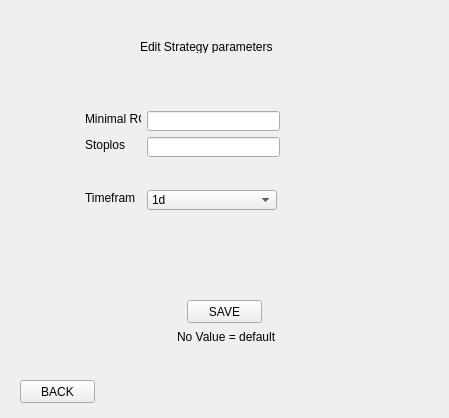
The window that freqtrade/GUI/editstrategy.ui (Sypers/SeniorProject) describes before a commit, drawn with Qt 5.
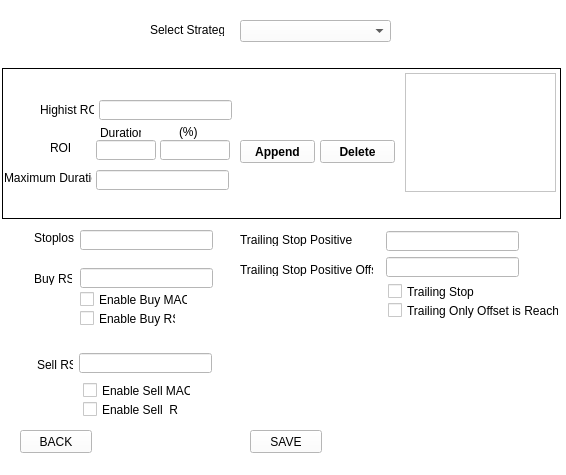
The same window after the commit.

Commit message: Change Edit Strategy to Customize Strategy and nearly Completed , Added multiple Exception Handler(Creating own Exceptions )  , Change The Main Window added (Customize Strategy , about Us, etc...)  ,

Diff of the .ui file:
```diff
--- a/freqtrade/GUI/editstrategy.ui
+++ b/freqtrade/GUI/editstrategy.ui
@@ -6,120 +6,55 @@
    <rect>
     <x>0</x>
     <y>0</y>
-    <width>449</width>
-    <height>418</height>
+    <width>566</width>
+    <height>475</height>
    </rect>
   </property>
+  <property name="mouseTracking">
+   <bool>false</bool>
+  </property>
   <property name="windowTitle">
-   <string>Edit Strategy Parameters</string>
+   <string>Customization Strategy</string>
+  </property>
+  <property name="styleSheet">
+   <string notr="true">background-color: rgb(255, 255, 255);</string>
   </property>
   <widget class="QWidget" name="centralwidget">
-   <widget class="QLabel" name="label">
-    <property name="geometry">
-     <rect>
-      <x>140</x>
-      <y>40</y>
-      <width>140</width>
-      <height>13</height>
-     </rect>
-    </property>
-    <property name="text">
-     <string>Edit Strategy parameters</string>
-    </property>
-   </widget>
-   <widget class="QLabel" name="label_2">
-    <property name="geometry">
-     <rect>
-      <x>177</x>
-      <y>330</y>
-      <width>110</width>
-      <height>13</height>
-     </rect>
-    </property>
-    <property name="text">
-     <string>No Value = default</string>
-    </property>
-   </widget>
-   <widget class="QLabel" name="label_3">
-    <property name="geometry">
-     <rect>
-      <x>85</x>
-      <y>111</y>
-      <width>56</width>
-      <height>16</height>
-     </rect>
-    </property>
-    <property name="text">
-     <string>Minimal ROI</string>
-    </property>
-   </widget>
    <widget class="QLabel" name="label_4">
     <property name="geometry">
      <rect>
-      <x>85</x>
-      <y>137</y>
-      <width>40</width>
+      <x>40</x>
+      <y>102</y>
+      <width>54</width>
       <height>16</height>
      </rect>
     </property>
     <property name="text">
-     <string>Stoploss</string>
+     <string>Highist ROI</string>
     </property>
-   </widget>
-   <widget class="QLabel" name="label_5">
-    <property name="geometry">
-     <rect>
-      <x>85</x>
-      <y>190</y>
-      <width>50</width>
-      <height>16</height>
-     </rect>
+    <property name="buddy">
+     <cstring>hroi</cstring>
     </property>
-    <property name="text">
-     <string>Timeframe</string>
-    </property>
    </widget>
-   <widget class="QLineEdit" name="lineEdit">
+   <widget class="QLineEdit" name="hroi">
     <property name="geometry">
      <rect>
-      <x>147</x>
-      <y>111</y>
+      <x>99</x>
+      <y>100</y>
       <width>133</width>
       <height>20</height>
      </rect>
     </property>
-   </widget>
-   <widget class="QLineEdit" name="lineEdit_2">
-    <property name="geometry">
-     <rect>
-      <x>147</x>
-      <y>137</y>
-      <width>133</width>
-      <height>20</height>
-     </rect>
+    <property name="toolTip">
+     <string>&lt;html&gt;&lt;head/&gt;&lt;body&gt;&lt;p&gt;highest investment return to be sold immediately&lt;/p&gt;&lt;/body&gt;&lt;/html&gt;</string>
     </property>
    </widget>
-   <widget class="QComboBox" name="comboBox">
-    <property name="geometry">
-     <rect>
-      <x>147</x>
-      <y>190</y>
-      <width>130</width>
-      <height>20</height>
-     </rect>
-    </property>
-    <item>
-     <property name="text">
-      <string>1d</string>
-     </property>
-    </item>
-   </widget>
    <widget class="QPushButton" name="save">
     <property name="geometry">
      <rect>
-      <x>187</x>
-      <y>300</y>
-      <width>75</width>
+      <x>250</x>
+      <y>430</y>
+      <width>72</width>
       <height>23</height>
      </rect>
     </property>
@@ -131,8 +66,8 @@
     <property name="geometry">
      <rect>
       <x>20</x>
-      <y>380</y>
-      <width>75</width>
+      <y>430</y>
+      <width>72</width>
       <height>23</height>
      </rect>
     </property>
@@ -140,6 +75,447 @@
      <string>BACK</string>
     </property>
    </widget>
+   <widget class="QComboBox" name="combostr">
+    <property name="geometry">
+     <rect>
+      <x>240</x>
+      <y>20</y>
+      <width>151</width>
+      <height>22</height>
+     </rect>
+    </property>
+   </widget>
+   <widget class="QLabel" name="label_6">
+    <property name="geometry">
+     <rect>
+      <x>150</x>
+      <y>23</y>
+      <width>74</width>
+      <height>13</height>
+     </rect>
+    </property>
+    <property name="text">
+     <string>Select Strategy</string>
+    </property>
+   </widget>
+   <widget class="QLineEdit" name="droi">
+    <property name="geometry">
+     <rect>
+      <x>96</x>
+      <y>140</y>
+      <width>60</width>
+      <height>20</height>
+     </rect>
+    </property>
+   </widget>
+   <widget class="QLabel" name="label_5">
+    <property name="geometry">
+     <rect>
+      <x>50</x>
+      <y>140</y>
+      <width>40</width>
+      <height>16</height>
+     </rect>
+    </property>
+    <property name="text">
+     <string>ROI</string>
+    </property>
+    <property name="buddy">
+     <cstring>droi</cstring>
+    </property>
+   </widget>
+   <widget class="QLineEdit" name="proi">
+    <property name="geometry">
+     <rect>
+      <x>160</x>
+      <y>140</y>
+      <width>70</width>
+      <height>20</height>
+     </rect>
+    </property>
+   </widget>
+   <widget class="QLabel" name="label_7">
+    <property name="geometry">
+     <rect>
+      <x>100</x>
+      <y>126</y>
+      <width>41</width>
+      <height>13</height>
+     </rect>
+    </property>
+    <property name="text">
+     <string>Duration</string>
+    </property>
+    <property name="buddy">
+     <cstring>droi</cstring>
+    </property>
+   </widget>
+   <widget class="QLineEdit" name="lineEdit_5">
+    <property name="geometry">
+     <rect>
+      <x>386</x>
+      <y>257</y>
+      <width>133</width>
+      <height>20</height>
+     </rect>
+    </property>
+   </widget>
+   <widget class="QLabel" name="label_8">
+    <property name="geometry">
+     <rect>
+      <x>34</x>
+      <y>230</y>
+      <width>40</width>
+      <height>16</height>
+     </rect>
+    </property>
+    <property name="text">
+     <string>Stoploss</string>
+    </property>
+   </widget>
+   <widget class="QLineEdit" name="lineEdit_6">
+    <property name="geometry">
+     <rect>
+      <x>80</x>
+      <y>230</y>
+      <width>133</width>
+      <height>20</height>
+     </rect>
+    </property>
+   </widget>
+   <widget class="QLabel" name="label_9">
+    <property name="geometry">
+     <rect>
+      <x>4</x>
+      <y>170</y>
+      <width>88</width>
+      <height>16</height>
+     </rect>
+    </property>
+    <property name="text">
+     <string>Maximum Duration</string>
+    </property>
+    <property name="buddy">
+     <cstring>mroi</cstring>
+    </property>
+   </widget>
+   <widget class="QLineEdit" name="lineEdit_7">
+    <property name="geometry">
+     <rect>
+      <x>386</x>
+      <y>231</y>
+      <width>133</width>
+      <height>20</height>
+     </rect>
+    </property>
+   </widget>
+   <widget class="QLabel" name="label_10">
+    <property name="geometry">
+     <rect>
+      <x>240</x>
+      <y>233</y>
+      <width>133</width>
+      <height>13</height>
+     </rect>
+    </property>
+    <property name="text">
+     <string>Trailing Stop Positive</string>
+    </property>
+   </widget>
+   <widget class="QLineEdit" name="mroi">
+    <property name="geometry">
+     <rect>
+      <x>96</x>
+      <y>170</y>
+      <width>133</width>
+      <height>20</height>
+     </rect>
+    </property>
+    <property name="toolTip">
+     <string>&lt;html&gt;&lt;head/&gt;&lt;body&gt;&lt;p&gt;Max duration for 0% profit&lt;/p&gt;&lt;/body&gt;&lt;/html&gt;</string>
+    </property>
+   </widget>
+   <widget class="QLabel" name="label_11">
+    <property name="geometry">
+     <rect>
+      <x>240</x>
+      <y>263</y>
+      <width>133</width>
+      <height>13</height>
+     </rect>
+    </property>
+    <property name="text">
+     <string>Trailing Stop Positive Offset</string>
+    </property>
+   </widget>
+   <widget class="QLabel" name="label_20">
+    <property name="geometry">
+     <rect>
+      <x>179</x>
+      <y>124</y>
+      <width>40</width>
+      <height>16</height>
+     </rect>
+    </property>
+    <property name="text">
+     <string>(%)</string>
+    </property>
+    <property name="buddy">
+     <cstring>proi</cstring>
+    </property>
+   </widget>
+   <widget class="QPushButton" name="deleteroi">
+    <property name="geometry">
+     <rect>
+      <x>320</x>
+      <y>140</y>
+      <width>75</width>
+      <height>23</height>
+     </rect>
+    </property>
+    <property name="font">
+     <font>
+      <weight>75</weight>
+      <bold>true</bold>
+      <stylestrategy>PreferDefault</stylestrategy>
+     </font>
+    </property>
+    <property name="autoFillBackground">
+     <bool>false</bool>
+    </property>
+    <property name="text">
+     <string>Delete</string>
+    </property>
+   </widget>
+   <widget class="QPushButton" name="appendroi">
+    <property name="geometry">
+     <rect>
+      <x>240</x>
+      <y>140</y>
+      <width>75</width>
+      <height>23</height>
+     </rect>
+    </property>
+    <property name="font">
+     <font>
+      <weight>75</weight>
+      <italic>false</italic>
+      <bold>true</bold>
+     </font>
+    </property>
+    <property name="mouseTracking">
+     <bool>false</bool>
+    </property>
+    <property name="text">
+     <string>Append</string>
+    </property>
+   </widget>
+   <widget class="QListWidget" name="listroi">
+    <property name="geometry">
+     <rect>
+      <x>405</x>
+      <y>73</y>
+      <width>151</width>
+      <height>119</height>
+     </rect>
+    </property>
+   </widget>
+   <widget class="QLineEdit" name="lineEdit_15">
+    <property name="geometry">
+     <rect>
+      <x>80</x>
+      <y>268</y>
+      <width>133</width>
+      <height>20</height>
+     </rect>
+    </property>
+   </widget>
+   <widget class="QLabel" name="label_17">
+    <property name="geometry">
+     <rect>
+      <x>37</x>
+      <y>358</y>
+      <width>36</width>
+      <height>13</height>
+     </rect>
+    </property>
+    <property name="text">
+     <string>Sell RSI</string>
+    </property>
+   </widget>
+   <widget class="QLabel" name="label_18">
+    <property name="geometry">
+     <rect>
+      <x>34</x>
+      <y>272</y>
+      <width>38</width>
+      <height>13</height>
+     </rect>
+    </property>
+    <property name="text">
+     <string>Buy RSI</string>
+    </property>
+   </widget>
+   <widget class="QLineEdit" name="lineEdit_12">
+    <property name="geometry">
+     <rect>
+      <x>79</x>
+      <y>353</y>
+      <width>133</width>
+      <height>20</height>
+     </rect>
+    </property>
+   </widget>
+   <widget class="QLabel" name="errorR">
+    <property name="geometry">
+     <rect>
+      <x>5</x>
+      <y>193</y>
+      <width>554</width>
+      <height>20</height>
+     </rect>
+    </property>
+    <property name="styleSheet">
+     <string notr="true">font: 8pt &quot;MS Shell Dlg 2&quot;;color:red;</string>
+    </property>
+    <property name="text">
+     <string/>
+    </property>
+    <property name="alignment">
+     <set>Qt::AlignCenter</set>
+    </property>
+   </widget>
+   <widget class="QFrame" name="frame">
+    <property name="geometry">
+     <rect>
+      <x>2</x>
+      <y>68</y>
+      <width>559</width>
+      <height>151</height>
+     </rect>
+    </property>
+    <property name="styleSheet">
+     <string notr="true">border: solid; ;border-width:1px;border-color: rgb(0, 0, 0);</string>
+    </property>
+    <property name="frameShape">
+     <enum>QFrame::StyledPanel</enum>
+    </property>
+    <property name="frameShadow">
+     <enum>QFrame::Raised</enum>
+    </property>
+   </widget>
+   <widget class="QCheckBox" name="checkBox">
+    <property name="geometry">
+     <rect>
+      <x>80</x>
+      <y>291</y>
+      <width>108</width>
+      <height>17</height>
+     </rect>
+    </property>
+    <property name="text">
+     <string>Enable Buy MACD</string>
+    </property>
+   </widget>
+   <widget class="QCheckBox" name="checkBox_2">
+    <property name="geometry">
+     <rect>
+      <x>80</x>
+      <y>310</y>
+      <width>96</width>
+      <height>17</height>
+     </rect>
+    </property>
+    <property name="text">
+     <string>Enable Buy RSI</string>
+    </property>
+   </widget>
+   <widget class="QCheckBox" name="checkBox_3">
+    <property name="geometry">
+     <rect>
+      <x>83</x>
+      <y>401</y>
+      <width>96</width>
+      <height>17</height>
+     </rect>
+    </property>
+    <property name="text">
+     <string>Enable Sell  RSI</string>
+    </property>
+   </widget>
+   <widget class="QCheckBox" name="checkBox_4">
+    <property name="geometry">
+     <rect>
+      <x>83</x>
+      <y>382</y>
+      <width>108</width>
+      <height>17</height>
+     </rect>
+    </property>
+    <property name="text">
+     <string>Enable Sell MACD</string>
+    </property>
+   </widget>
+   <widget class="QCheckBox" name="checkBox_5">
+    <property name="geometry">
+     <rect>
+      <x>388</x>
+      <y>302</y>
+      <width>171</width>
+      <height>17</height>
+     </rect>
+    </property>
+    <property name="text">
+     <string>Trailing Only Offset is Reached</string>
+    </property>
+   </widget>
+   <widget class="QCheckBox" name="checkBox_6">
+    <property name="geometry">
+     <rect>
+      <x>388</x>
+      <y>283</y>
+      <width>108</width>
+      <height>17</height>
+     </rect>
+    </property>
+    <property name="text">
+     <string>Trailing Stop</string>
+    </property>
+   </widget>
+   <zorder>frame</zorder>
+   <zorder>label_4</zorder>
+   <zorder>hroi</zorder>
+   <zorder>save</zorder>
+   <zorder>back</zorder>
+   <zorder>combostr</zorder>
+   <zorder>label_6</zorder>
+   <zorder>droi</zorder>
+   <zorder>label_5</zorder>
+   <zorder>proi</zorder>
+   <zorder>label_7</zorder>
+   <zorder>lineEdit_5</zorder>
+   <zorder>label_8</zorder>
+   <zorder>lineEdit_6</zorder>
+   <zorder>label_9</zorder>
+   <zorder>lineEdit_7</zorder>
+   <zorder>label_10</zorder>
+   <zorder>mroi</zorder>
+   <zorder>label_11</zorder>
+   <zorder>label_20</zorder>
+   <zorder>deleteroi</zorder>
+   <zorder>appendroi</zorder>
+   <zorder>listroi</zorder>
+   <zorder>lineEdit_15</zorder>
+   <zorder>label_17</zorder>
+   <zorder>label_18</zorder>
+   <zorder>lineEdit_12</zorder>
+   <zorder>errorR</zorder>
+   <zorder>checkBox</zorder>
+   <zorder>checkBox_2</zorder>
+   <zorder>checkBox_3</zorder>
+   <zorder>checkBox_4</zorder>
+   <zorder>checkBox_5</zorder>
+   <zorder>checkBox_6</zorder>
   </widget>
  </widget>
  <resources/>
```
The commit also changes 9 other files.
